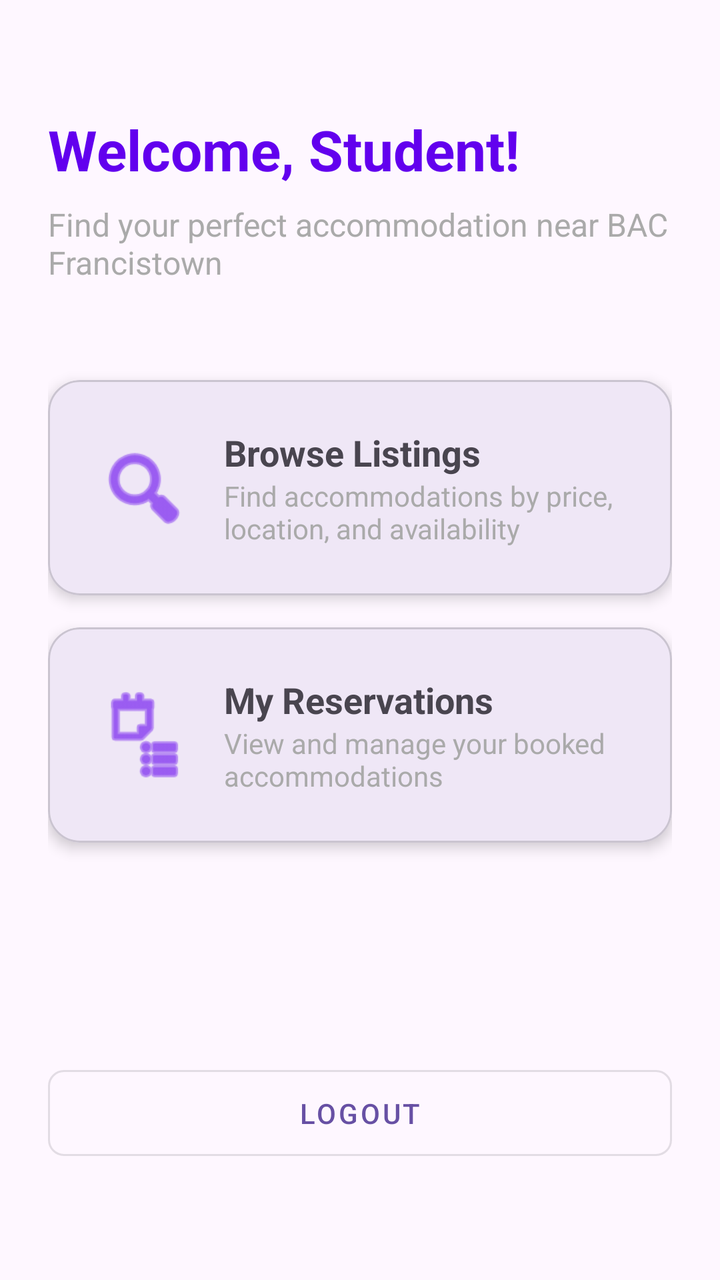
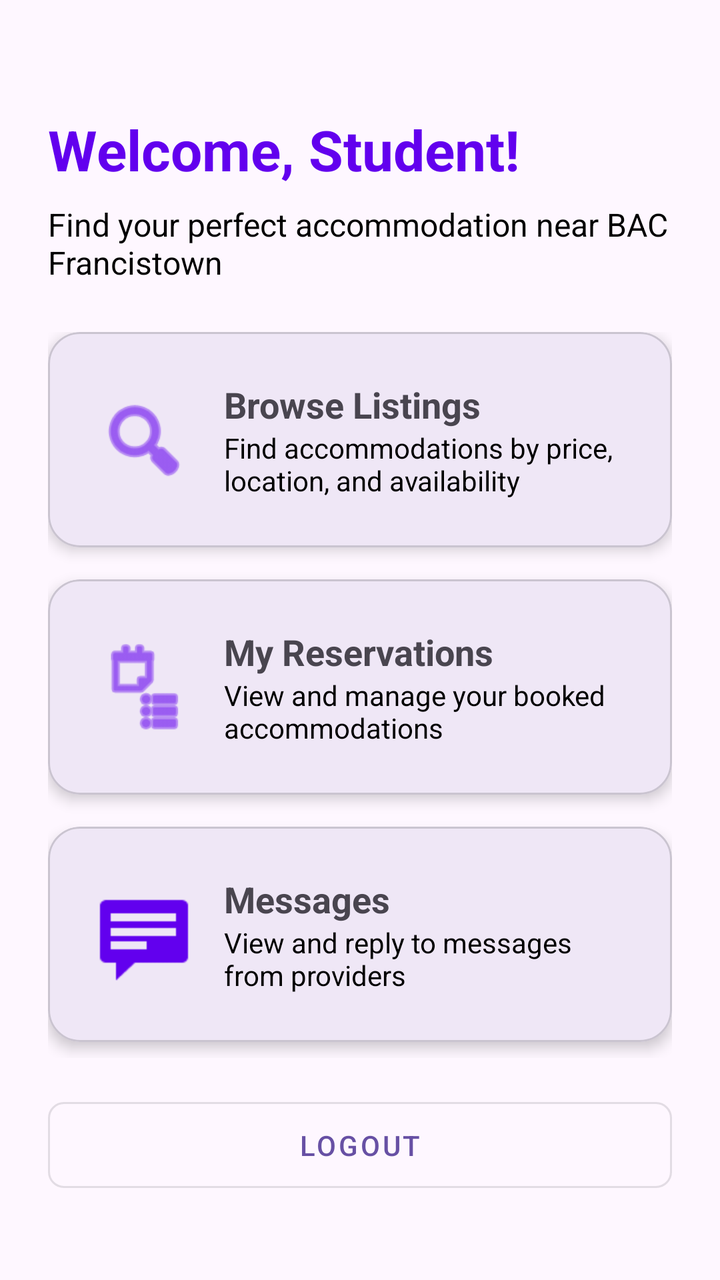

Two renders of the same Android screen: before a commit and after it. Below are the layout's source before the change and the commit's diff.
<!-- AndroidManifest.xml: application theme Theme.StudentAccomFinder -->
<!-- res/layout/activity_student_dashboard.xml -->
<?xml version="1.0" encoding="utf-8"?>
<androidx.constraintlayout.widget.ConstraintLayout
    xmlns:android="http://schemas.android.com/apk/res/android"
    xmlns:app="http://schemas.android.com/apk/res-auto"
    android:layout_width="match_parent"
    android:layout_height="match_parent"
    android:padding="24dp">

    
    <TextView
        android:id="@+id/tvWelcome"
        android:layout_width="0dp"
        android:layout_height="wrap_content"
        android:text="@string/welcome_student"
        android:textSize="28sp"
        android:textStyle="bold"
        android:textColor="@color/purple_500"
        app:layout_constraintTop_toTopOf="parent"
        app:layout_constraintStart_toStartOf="parent"
        app:layout_constraintEnd_toEndOf="parent"
        android:layout_marginTop="32dp"/>

    
    <TextView
        android:id="@+id/tvSubtitle"
        android:layout_width="0dp"
        android:layout_height="wrap_content"
        android:text="@string/student_dashboard_subtitle"
        android:textSize="16sp"
        android:textColor="@android:color/darker_gray"
        app:layout_constraintTop_toBottomOf="@id/tvWelcome"
        app:layout_constraintStart_toStartOf="parent"
        app:layout_constraintEnd_toEndOf="parent"
        android:layout_marginTop="8dp"/>

    
    <com.google.android.material.card.MaterialCardView
        android:id="@+id/cardBrowse"
        android:layout_width="0dp"
        android:layout_height="wrap_content"
        app:cardCornerRadius="16dp"
        app:cardElevation="4dp"
        app:layout_constraintTop_toBottomOf="@id/tvSubtitle"
        app:layout_constraintStart_toStartOf="parent"
        app:layout_constraintEnd_toEndOf="parent"
        android:layout_marginTop="48dp">

        <androidx.constraintlayout.widget.ConstraintLayout
            android:layout_width="match_parent"
            android:layout_height="wrap_content"
            android:padding="24dp">

            <ImageView
                android:id="@+id/ivBrowseIcon"
                android:layout_width="48dp"
                android:layout_height="48dp"
                android:src="@android:drawable/ic_menu_search"
                app:tint="@color/purple_500"
                app:layout_constraintStart_toStartOf="parent"
                app:layout_constraintTop_toTopOf="parent"
                app:layout_constraintBottom_toBottomOf="parent"/>

            <TextView
                android:id="@+id/tvBrowseTitle"
                android:layout_width="0dp"
                android:layout_height="wrap_content"
                android:text="@string/browse_listings"
                android:textSize="18sp"
                android:textStyle="bold"
                app:layout_constraintStart_toEndOf="@id/ivBrowseIcon"
                app:layout_constraintTop_toTopOf="parent"
                app:layout_constraintEnd_toEndOf="parent"
                android:layout_marginStart="16dp"/>

            <TextView
                android:id="@+id/tvBrowseDesc"
                android:layout_width="0dp"
                android:layout_height="wrap_content"
                android:text="@string/browse_listings_desc"
                android:textSize="14sp"
                android:textColor="@android:color/darker_gray"
                app:layout_constraintStart_toStartOf="@id/tvBrowseTitle"
                app:layout_constraintTop_toBottomOf="@id/tvBrowseTitle"
                app:layout_constraintEnd_toEndOf="parent"/>

        </androidx.constraintlayout.widget.ConstraintLayout>
    </com.google.android.material.card.MaterialCardView>

    
    <com.google.android.material.card.MaterialCardView
        android:id="@+id/cardReservations"
        android:layout_width="0dp"
        android:layout_height="wrap_content"
        app:cardCornerRadius="16dp"
        app:cardElevation="4dp"
        app:layout_constraintTop_toBottomOf="@id/cardBrowse"
        app:layout_constraintStart_toStartOf="parent"
        app:layout_constraintEnd_toEndOf="parent"
        android:layout_marginTop="16dp">

        <androidx.constraintlayout.widget.ConstraintLayout
            android:layout_width="match_parent"
            android:layout_height="wrap_content"
            android:padding="24dp">

            <ImageView
                android:id="@+id/ivReservationIcon"
                android:layout_width="48dp"
                android:layout_height="48dp"
                android:src="@android:drawable/ic_menu_agenda"
                app:tint="@color/purple_500"
                app:layout_constraintStart_toStartOf="parent"
                app:layout_constraintTop_toTopOf="parent"
                app:layout_constraintBottom_toBottomOf="parent"/>

            <TextView
                android:id="@+id/tvReservationTitle"
                android:layout_width="0dp"
                android:layout_height="wrap_content"
                android:text="@string/my_reservations"
                android:textSize="18sp"
                android:textStyle="bold"
                app:layout_constraintStart_toEndOf="@id/ivReservationIcon"
                app:layout_constraintTop_toTopOf="parent"
                app:layout_constraintEnd_toEndOf="parent"
                android:layout_marginStart="16dp"/>

            <TextView
                android:id="@+id/tvReservationDesc"
                android:layout_width="0dp"
                android:layout_height="wrap_content"
                android:text="@string/my_reservations_desc"
                android:textSize="14sp"
                android:textColor="@android:color/darker_gray"
                app:layout_constraintStart_toStartOf="@id/tvReservationTitle"
                app:layout_constraintTop_toBottomOf="@id/tvReservationTitle"
                app:layout_constraintEnd_toEndOf="parent"/>

        </androidx.constraintlayout.widget.ConstraintLayout>
    </com.google.android.material.card.MaterialCardView>

    
    <com.google.android.material.button.MaterialButton
        android:id="@+id/btnLogout"
        android:layout_width="0dp"
        android:layout_height="wrap_content"
        android:text="@string/logout"
        android:padding="12dp"
        app:cornerRadius="8dp"
        style="@style/Widget.MaterialComponents.Button.OutlinedButton"
        app:layout_constraintBottom_toBottomOf="parent"
        app:layout_constraintStart_toStartOf="parent"
        app:layout_constraintEnd_toEndOf="parent"
        android:layout_marginBottom="32dp"/>

</androidx.constraintlayout.widget.ConstraintLayout>
<!-- resources referenced by this layout -->
<resources>
  <color name="purple_500">#FF6200EE</color>
  <string name="browse_listings">Browse Listings</string>
  <string name="browse_listings_desc">Find accommodations by price, location, and availability</string>
  <string name="logout">Logout</string>
  <string name="my_reservations">My Reservations</string>
  <string name="my_reservations_desc">View and manage your booked accommodations</string>
  <string name="student_dashboard_subtitle">Find your perfect accommodation near BAC Francistown</string>
  <string name="welcome_student">Welcome, Student!</string>
  <style name="Theme.StudentAccomFinder" parent="Base.Theme.StudentAccomFinder" />
  <style name="Base.Theme.StudentAccomFinder" parent="Theme.Material3.DayNight.NoActionBar">
          
          
      </style>
</resources>

<!-- the commit's change to res/layout/activity_student_dashboard.xml (unified diff, before → after) -->
@@ -27,117 +27,179 @@
         android:layout_height="wrap_content"
         android:text="@string/student_dashboard_subtitle"
         android:textSize="16sp"
-        android:textColor="@android:color/darker_gray"
+        android:textColor="@color/black"
         app:layout_constraintTop_toBottomOf="@id/tvWelcome"
         app:layout_constraintStart_toStartOf="parent"
         app:layout_constraintEnd_toEndOf="parent"
         android:layout_marginTop="8dp"/>
 
-    
-    <com.google.android.material.card.MaterialCardView
-        android:id="@+id/cardBrowse"
-        android:layout_width="0dp"
-        android:layout_height="wrap_content"
-        app:cardCornerRadius="16dp"
-        app:cardElevation="4dp"
+    <androidx.core.widget.NestedScrollView
+        android:layout_width="0dp"
+        android:layout_height="0dp"
         app:layout_constraintTop_toBottomOf="@id/tvSubtitle"
-        app:layout_constraintStart_toStartOf="parent"
-        app:layout_constraintEnd_toEndOf="parent"
-        android:layout_marginTop="48dp">
-
-        <androidx.constraintlayout.widget.ConstraintLayout
+        app:layout_constraintBottom_toTopOf="@id/btnLogout"
+        app:layout_constraintStart_toStartOf="parent"
+        app:layout_constraintEnd_toEndOf="parent"
+        android:layout_marginTop="24dp"
+        android:layout_marginBottom="16dp">
+
+        <LinearLayout
             android:layout_width="match_parent"
             android:layout_height="wrap_content"
-            android:padding="24dp">
-
-            <ImageView
-                android:id="@+id/ivBrowseIcon"
-                android:layout_width="48dp"
-                android:layout_height="48dp"
-                android:src="@android:drawable/ic_menu_search"
-                app:tint="@color/purple_500"
-                app:layout_constraintStart_toStartOf="parent"
-                app:layout_constraintTop_toTopOf="parent"
-                app:layout_constraintBottom_toBottomOf="parent"/>
-
-            <TextView
-                android:id="@+id/tvBrowseTitle"
-                android:layout_width="0dp"
+            android:orientation="vertical">
+
+            
+            <com.google.android.material.card.MaterialCardView
+                android:id="@+id/cardBrowse"
+                android:layout_width="match_parent"
                 android:layout_height="wrap_content"
-                android:text="@string/browse_listings"
-                android:textSize="18sp"
-                android:textStyle="bold"
-                app:layout_constraintStart_toEndOf="@id/ivBrowseIcon"
-                app:layout_constraintTop_toTopOf="parent"
-                app:layout_constraintEnd_toEndOf="parent"
-                android:layout_marginStart="16dp"/>
-
-            <TextView
-                android:id="@+id/tvBrowseDesc"
-                android:layout_width="0dp"
+                app:cardCornerRadius="16dp"
+                app:cardElevation="4dp"
+                android:layout_marginBottom="16dp">
+
+                <androidx.constraintlayout.widget.ConstraintLayout
+                    android:layout_width="match_parent"
+                    android:layout_height="wrap_content"
+                    android:padding="24dp">
+
+                    <ImageView
+                        android:id="@+id/ivBrowseIcon"
+                        android:layout_width="48dp"
+                        android:layout_height="48dp"
+                        android:src="@android:drawable/ic_menu_search"
+                        app:tint="@color/purple_500"
+                        app:layout_constraintStart_toStartOf="parent"
+                        app:layout_constraintTop_toTopOf="parent"
+                        app:layout_constraintBottom_toBottomOf="parent"/>
+
+                    <TextView
+                        android:id="@+id/tvBrowseTitle"
+                        android:layout_width="0dp"
+                        android:layout_height="wrap_content"
+                        android:text="@string/browse_listings"
+                        android:textSize="18sp"
+                        android:textStyle="bold"
+                        app:layout_constraintStart_toEndOf="@id/ivBrowseIcon"
+                        app:layout_constraintTop_toTopOf="parent"
+                        app:layout_constraintEnd_toEndOf="parent"
+                        android:layout_marginStart="16dp"/>
+
+                    <TextView
+                        android:id="@+id/tvBrowseDesc"
+                        android:layout_width="0dp"
+                        android:layout_height="wrap_content"
+                        android:text="@string/browse_listings_desc"
+                        android:textSize="14sp"
+                        android:textColor="@color/black"
+                        app:layout_constraintStart_toStartOf="@id/tvBrowseTitle"
+                        app:layout_constraintTop_toBottomOf="@id/tvBrowseTitle"
+                        app:layout_constraintEnd_toEndOf="parent"/>
+
+                </androidx.constraintlayout.widget.ConstraintLayout>
+            </com.google.android.material.card.MaterialCardView>
+
+            
+            <com.google.android.material.card.MaterialCardView
+                android:id="@+id/cardReservations"
+                android:layout_width="match_parent"
                 android:layout_height="wrap_content"
-                android:text="@string/browse_listings_desc"
-                android:textSize="14sp"
-                android:textColor="@android:color/darker_gray"
-                app:layout_constraintStart_toStartOf="@id/tvBrowseTitle"
-                app:layout_constraintTop_toBottomOf="@id/tvBrowseTitle"
-                app:layout_constraintEnd_toEndOf="parent"/>
-
-        </androidx.constraintlayout.widget.ConstraintLayout>
-    </com.google.android.material.card.MaterialCardView>
-
-    
-    <com.google.android.material.card.MaterialCardView
-        android:id="@+id/cardReservations"
-        android:layout_width="0dp"
-        android:layout_height="wrap_content"
-        app:cardCornerRadius="16dp"
-        app:cardElevation="4dp"
-        app:layout_constraintTop_toBottomOf="@id/cardBrowse"
-        app:layout_constraintStart_toStartOf="parent"
-        app:layout_constraintEnd_toEndOf="parent"
-        android:layout_marginTop="16dp">
-
-        <androidx.constraintlayout.widget.ConstraintLayout
-            android:layout_width="match_parent"
-            android:layout_height="wrap_content"
-            android:padding="24dp">
-
-            <ImageView
-                android:id="@+id/ivReservationIcon"
-                android:layout_width="48dp"
-                android:layout_height="48dp"
-                android:src="@android:drawable/ic_menu_agenda"
-                app:tint="@color/purple_500"
-                app:layout_constraintStart_toStartOf="parent"
-                app:layout_constraintTop_toTopOf="parent"
-                app:layout_constraintBottom_toBottomOf="parent"/>
-
-            <TextView
-                android:id="@+id/tvReservationTitle"
-                android:layout_width="0dp"
+                app:cardCornerRadius="16dp"
+                app:cardElevation="4dp"
+                android:layout_marginBottom="16dp">
+
+                <androidx.constraintlayout.widget.ConstraintLayout
+                    android:layout_width="match_parent"
+                    android:layout_height="wrap_content"
+                    android:padding="24dp">
+
+                    <ImageView
+                        android:id="@+id/ivReservationIcon"
+                        android:layout_width="48dp"
+                        android:layout_height="48dp"
+                        android:src="@android:drawable/ic_menu_agenda"
+                        app:tint="@color/purple_500"
+                        app:layout_constraintStart_toStartOf="parent"
+                        app:layout_constraintTop_toTopOf="parent"
+                        app:layout_constraintBottom_toBottomOf="parent"/>
+
+                    <TextView
+                        android:id="@+id/tvReservationTitle"
+                        android:layout_width="0dp"
+                        android:layout_height="wrap_content"
+                        android:text="@string/my_reservations"
+                        android:textSize="18sp"
+                        android:textStyle="bold"
+                        app:layout_constraintStart_toEndOf="@id/ivReservationIcon"
+                        app:layout_constraintTop_toTopOf="parent"
+                        app:layout_constraintEnd_toEndOf="parent"
+                        android:layout_marginStart="16dp"/>
+
+                    <TextView
+                        android:id="@+id/tvReservationDesc"
+                        android:layout_width="0dp"
+                        android:layout_height="wrap_content"
+                        android:text="@string/my_reservations_desc"
+                        android:textSize="14sp"
+                        android:textColor="@color/black"
+                        app:layout_constraintStart_toStartOf="@id/tvReservationTitle"
+                        app:layout_constraintTop_toBottomOf="@id/tvReservationTitle"
+                        app:layout_constraintEnd_toEndOf="parent"/>
+
+                </androidx.constraintlayout.widget.ConstraintLayout>
+            </com.google.android.material.card.MaterialCardView>
+
+            
+            <com.google.android.material.card.MaterialCardView
+                android:id="@+id/cardMessages"
+                android:layout_width="match_parent"
                 android:layout_height="wrap_content"
-                android:text="@string/my_reservations"
-                android:textSize="18sp"
-                android:textStyle="bold"
-                app:layout_constraintStart_toEndOf="@id/ivReservationIcon"
-                app:layout_constraintTop_toTopOf="parent"
-                app:layout_constraintEnd_toEndOf="parent"
-                android:layout_marginStart="16dp"/>
-
-            <TextView
-                android:id="@+id/tvReservationDesc"
-                android:layout_width="0dp"
-                android:layout_height="wrap_content"
-                android:text="@string/my_reservations_desc"
-                android:textSize="14sp"
-                android:textColor="@android:color/darker_gray"
-                app:layout_constraintStart_toStartOf="@id/tvReservationTitle"
-                app:layout_constraintTop_toBottomOf="@id/tvReservationTitle"
-                app:layout_constraintEnd_toEndOf="parent"/>
-
-        </androidx.constraintlayout.widget.ConstraintLayout>
-    </com.google.android.material.card.MaterialCardView>
+                app:cardCornerRadius="16dp"
+                app:cardElevation="4dp"
+                android:layout_marginBottom="16dp">
+
+                <androidx.constraintlayout.widget.ConstraintLayout
+                    android:layout_width="match_parent"
+                    android:layout_height="wrap_content"
+                    android:padding="24dp">
+
+                    <ImageView
+                        android:id="@+id/ivMessagesIcon"
+                        android:layout_width="48dp"
+                        android:layout_height="48dp"
+                        android:src="@android:drawable/stat_notify_chat"
+                        app:tint="@color/purple_500"
+                        app:layout_constraintStart_toStartOf="parent"
+                        app:layout_constraintTop_toTopOf="parent"
+                        app:layout_constraintBottom_toBottomOf="parent"/>
+
+                    <TextView
+                        android:id="@+id/tvMessagesTitle"
+                        android:layout_width="0dp"
+                        android:layout_height="wrap_content"
+                        android:text="@string/messages"
+                        android:textSize="18sp"
+                        android:textStyle="bold"
+                        app:layout_constraintStart_toEndOf="@id/ivMessagesIcon"
+                        app:layout_constraintTop_toTopOf="parent"
+                        app:layout_constraintEnd_toEndOf="parent"
+                        android:layout_marginStart="16dp"/>
+
+                    <TextView
+                        android:id="@+id/tvMessagesDesc"
+                        android:layout_width="0dp"
+                        android:layout_height="wrap_content"
+                        android:text="View and reply to messages from providers"
+                        android:textSize="14sp"
+                        android:textColor="@color/black"
+                        app:layout_constraintStart_toStartOf="@id/tvMessagesTitle"
+                        app:layout_constraintTop_toBottomOf="@id/tvMessagesTitle"
+                        app:layout_constraintEnd_toEndOf="parent"/>
+
+                </androidx.constraintlayout.widget.ConstraintLayout>
+            </com.google.android.material.card.MaterialCardView>
+
+        </LinearLayout>
+    </androidx.core.widget.NestedScrollView>
 
     
     <com.google.android.material.button.MaterialButton
@@ -151,6 +213,6 @@
         app:layout_constraintBottom_toBottomOf="parent"
         app:layout_constraintStart_toStartOf="parent"
         app:layout_constraintEnd_toEndOf="parent"
-        android:layout_marginBottom="32dp"/>
+        android:layout_marginBottom="16dp"/>
 
 </androidx.constraintlayout.widget.ConstraintLayout>
<!-- resource entries referenced after the edit -->
@@ -1,9 +1,11 @@
 <!-- resources referenced by this layout -->
 <resources>
+  <color name="black">#FF000000</color>
   <color name="purple_500">#FF6200EE</color>
   <string name="browse_listings">Browse Listings</string>
   <string name="browse_listings_desc">Find accommodations by price, location, and availability</string>
   <string name="logout">Logout</string>
+  <string name="messages">Messages</string>
   <string name="my_reservations">My Reservations</string>
   <string name="my_reservations_desc">View and manage your booked accommodations</string>
   <string name="student_dashboard_subtitle">Find your perfect accommodation near BAC Francistown</string>
